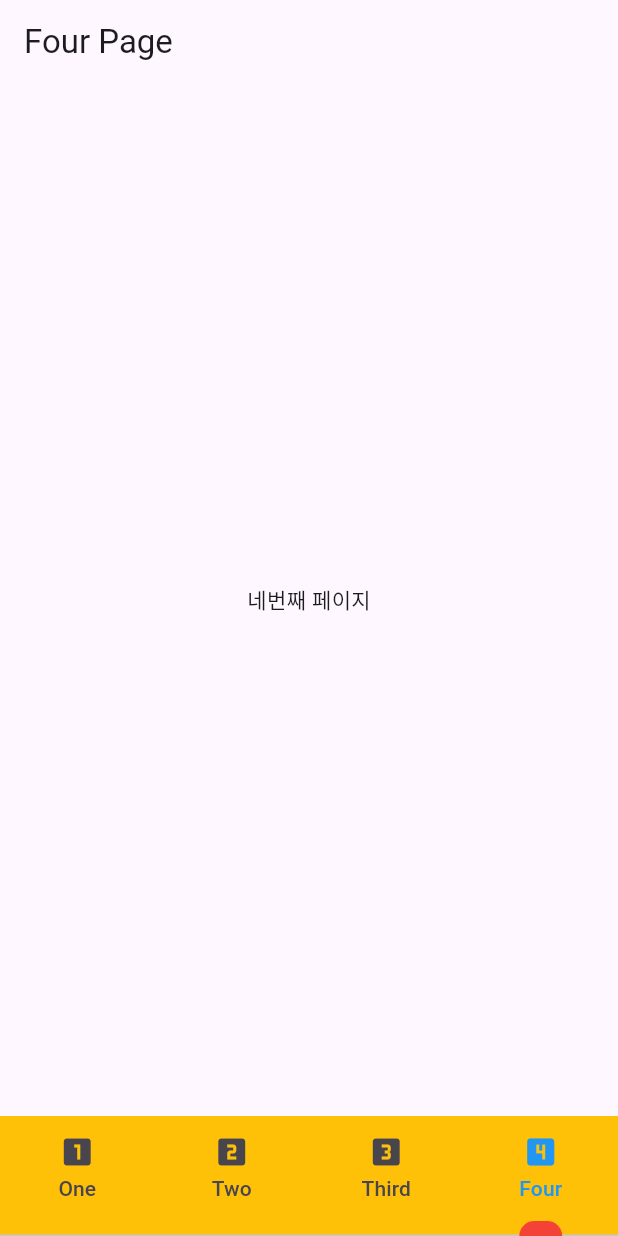
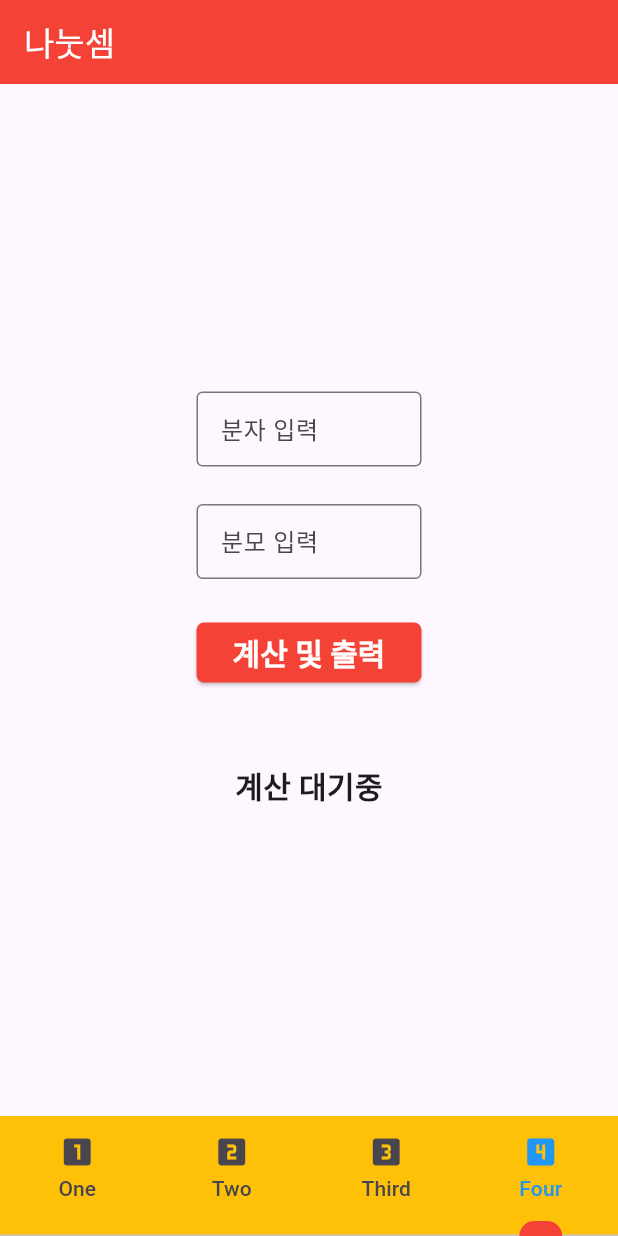
Before and after one commit to juni112-s/team-project-file, a Flutter app: the screen it shows after launch, item 4 of the bottom bar chosen, on a phone screen of 412 x 824 dp. Run offline on Flutter 3.47's test engine with Material 3 defaults, Android fonts, the phone set to English and light mode, and no system bars.

Commit message:
나누기 계산기 완료

```diff
--- a/teamfile01_app/lib/view/four_page.dart
+++ b/teamfile01_app/lib/view/four_page.dart
@@ -8,15 +8,137 @@ class FourPage extends StatefulWidget {
 }
 
 class _FourPageState extends State<FourPage> {
+  ///입력을 받을 텍스트 에디팅 컨트롤러들
+  late TextEditingController input1Controller, input2Controller;
+  ///출력값을 저장하는 문자열
+  late String resultString;
+
+  @override
+  void initState() {
+    super.initState();
+    input1Controller = TextEditingController();
+    input2Controller = TextEditingController();
+    resultString = '계산 대기중';
+  }
+
   @override
   Widget build(BuildContext context) {
     return Scaffold(
       appBar: AppBar(
-        title: Text('Four Page'),
+        title: Text('나눗셈'),
+        foregroundColor: Colors.white,
+        backgroundColor: Colors.red,
       ),
       body: Center(
-        child: Text('네번째 페이지'),
+        child: Column(
+          mainAxisAlignment: .center,
+          children: [
+            SizedBox(
+              width: 150,
+              height: 50,
+              child: TextField(
+                controller: input1Controller,
+                decoration: InputDecoration(
+                  labelText: '분자 입력',
+                  border: OutlineInputBorder(),
+                ),
+              ),
+            ),
+            SizedBox(height: 25),
+            SizedBox(
+              width: 150,
+              height: 50,
+              child: TextField(
+                controller: input2Controller,
+                decoration: InputDecoration(
+                  labelText: '분모 입력',
+                  border: OutlineInputBorder(),
+                ),
+              ),
+            ),
+            SizedBox(height: 25),
+            ElevatedButton(
+              onPressed: onPressedCalculateButton,
+              style: ElevatedButton.styleFrom(
+                backgroundColor: Colors.red,
+                foregroundColor: Colors.white,
+                shape: RoundedRectangleBorder(
+                  borderRadius: BorderRadius.circular(5)
+                ),
+                textStyle: TextStyle(
+                  fontWeight: .w900,
+                  fontSize: 20
+                )
+              ),
+              child: Text('계산 및 출력')
+            ),
+            SizedBox(height: 50),
+            Text(
+              resultString,
+              style: TextStyle(
+                fontWeight: .w900,
+                fontSize: 20
+              ),
+            ),
+          ],
+        ),
       ),
     );
   }
+
+  void onPressedCalculateButton(){
+    double? input1 = double.tryParse(input1Controller.text.trim());
+    double? input2 = double.tryParse(input2Controller.text.trim());
+    if(input1==null || input2==null){
+      showDialog(
+        context: context,
+        barrierDismissible: false,
+        builder: (context) {
+          return AlertDialog(
+            title: Text('경고'),
+            content: Text('모든 칸에 숫자만을 입력하세요.'),
+            shape: RoundedRectangleBorder(
+                    borderRadius: BorderRadiusGeometry.circular(5)
+                  ),
+            actionsAlignment: .center,
+            actions: [
+              TextButton(
+                onPressed: () => Navigator.of(context).pop(),
+                child: Text('네 알겠습니다')
+              )
+            ],
+          );
+        },
+      );
+      resultString = '모든 칸에 숫자만을 입력하세요.';
+    }else if(input2 == 0){
+      showDialog(
+        context: context,
+        barrierDismissible: false,
+        builder: (context) {
+          return AlertDialog(
+            title: Text('경고'),
+            content: Text('0으로 나눌 수 없습니다.'),
+            shape: RoundedRectangleBorder(
+                    borderRadius: BorderRadiusGeometry.circular(5)
+                  ),
+            actionsAlignment: .center,
+            actions: [
+              TextButton(
+                onPressed: () => Navigator.of(context).pop(),
+                child: Text('네 알겠습니다')
+              )
+            ],
+          );
+        },
+      );
+      resultString = '0으로 나눌 수 없습니다.';
+    }else{
+      var inputNumber1 = input1%1==0?input1.toInt():input1;
+      var inputNumber2 = input2%1==0?input2.toInt():input2;
+      var resultNumber = input1/input2%1==0?(input1/input2).toInt():input1/input2;
+      resultString = '$inputNumber1 ÷ $inputNumber2 = $resultNumber';
+    }
+    setState(() {});
+  }
 }
```
